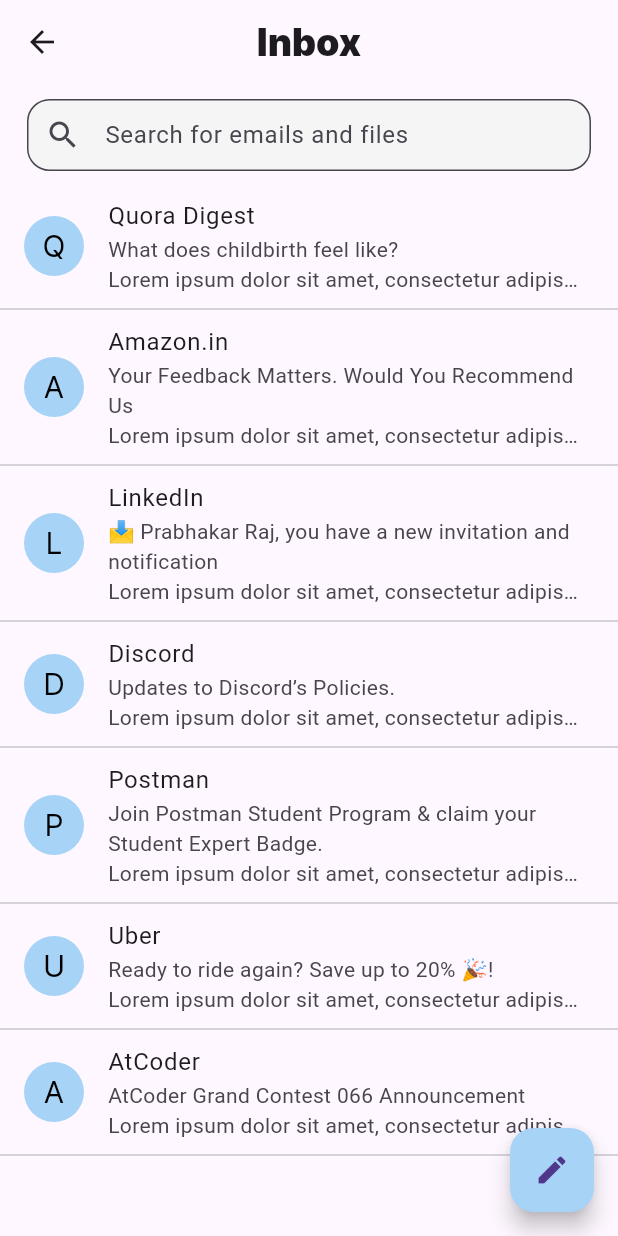
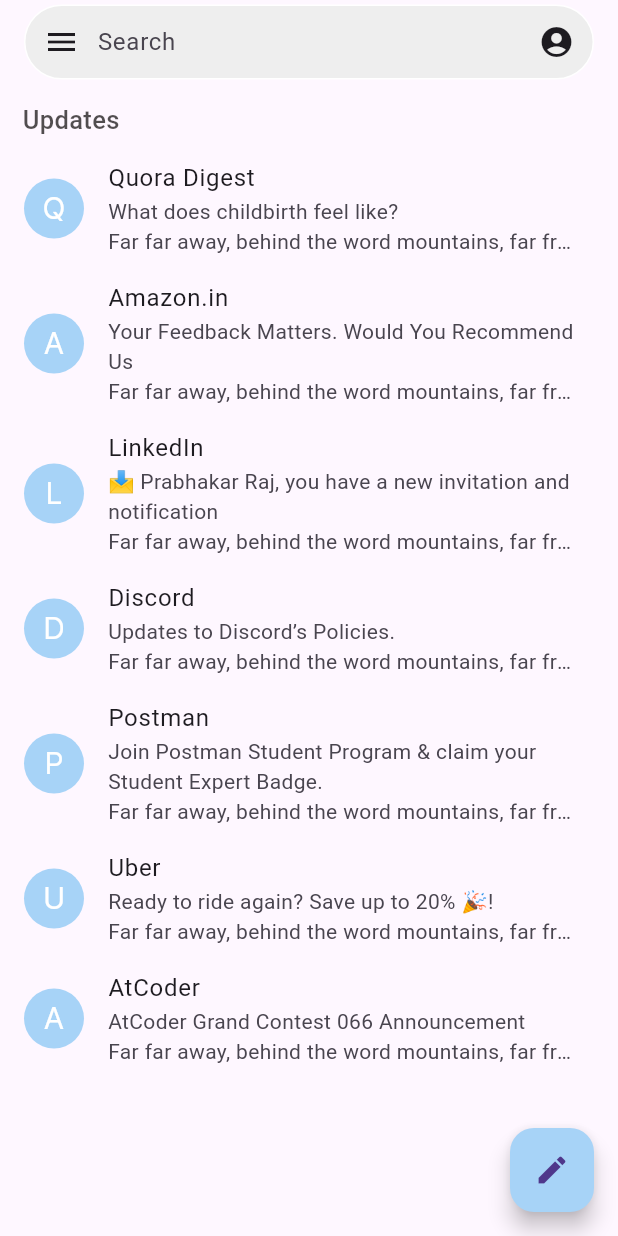
Before and after one commit to PrabhakarRaj0328/test_client, a Flutter app: the Inbox screen opened by its route, on a phone screen of 412 x 824 dp. Run offline on Flutter 3.47's test engine with Material 3 defaults, Android fonts, the phone set to English and light mode, and no system bars.

Commit message:
Assignment 1 complete

```diff
--- a/lib/inbox.dart
+++ /dev/null
@@ -1,153 +0,0 @@
-// ignore_for_file: prefer_const_constructors
-
-import 'package:flutter/material.dart';
-
-class Inbox extends StatefulWidget {
-  const Inbox({super.key});
-
-  @override
-  State<Inbox> createState() => _InboxState();
-}
-
-class _InboxState extends State<Inbox> {
-  final List<Mail> emails = [
-    Mail(
-      sender: 'Quora Digest',
-      subject: 'What does childbirth feel like?',
-      body: 'Lorem ipsum dolor sit amet, consectetur adipiscing elit...',
-    ),
-    Mail(
-      sender: 'Amazon.in',
-      subject: 'Your Feedback Matters. Would You Recommend Us',
-      body: 'Lorem ipsum dolor sit amet, consectetur adipiscing elit...',
-    ),
-    Mail(
-      sender: 'LinkedIn',
-      subject: '📩 Prabhakar Raj, you have a new invitation and notification',
-      body: 'Lorem ipsum dolor sit amet, consectetur adipiscing elit...',
-    ),
-    Mail(
-      sender: 'Discord',
-      subject: 'Updates to Discord’s Policies.',
-      body: 'Lorem ipsum dolor sit amet, consectetur adipiscing elit...',
-    ),
-    Mail(
-      sender: 'Postman',
-      subject:
-          'Join Postman Student Program & claim your Student Expert Badge.',
-      body: 'Lorem ipsum dolor sit amet, consectetur adipiscing elit...',
-    ),
-    Mail(
-      sender: 'Uber',
-      subject: 'Ready to ride again? Save up to 20% 🎉!',
-      body: 'Lorem ipsum dolor sit amet, consectetur adipiscing elit...',
-    ),
-    Mail(
-      sender: 'AtCoder',
-      subject: 'AtCoder Grand Contest 066 Announcement',
-      body: 'Lorem ipsum dolor sit amet, consectetur adipiscing elit...',
-    ),
-  ];
-  @override
-  Widget build(BuildContext context) {
-    return Scaffold(
-      appBar: AppBar(
-        title: Text(
-          'Inbox',
-          style: TextStyle(
-              fontFamily: 'Inter-Bold',
-              fontWeight: FontWeight.w900,
-              fontSize: 25.0),
-        ),
-        centerTitle: true,
-      ),
-      floatingActionButton: FloatingActionButton(
-        backgroundColor: Color.fromARGB(255, 167, 211, 247),
-        onPressed: () {},
-        child: Icon(
-          Icons.edit,
-        ),
-      ),
-      body: Column(
-        children: <Widget>[
-          Padding(
-            padding:
-                const EdgeInsets.symmetric(horizontal: 18.0, vertical: 10.0),
-            child: TextField(
-                decoration: InputDecoration(
-                  contentPadding: EdgeInsets.symmetric(vertical: 5.0),
-                  filled: true,
-                  fillColor: Colors.grey[100],
-                  hintText: 'Search for emails and files',
-                  prefixIcon: Icon(
-                    Icons.search,
-                  ),
-                  border: OutlineInputBorder(
-                    borderRadius: BorderRadius.circular(15.0),
-                    borderSide: BorderSide(
-                        color: const Color.fromARGB(255, 9, 128, 226)),
-                  ),
-                  focusedBorder: OutlineInputBorder(
-                    borderRadius: BorderRadius.circular(15.0),
-                    borderSide: BorderSide(
-                        color: const Color.fromARGB(255, 9, 128, 226)),
-                  ),
-                ),
-                cursorColor: const Color.fromARGB(255, 9, 128, 226)),
-          ),
-          Expanded(
-            child: ListView.builder(
-              itemCount: emails.length,
-              itemBuilder: (context, index) {
-                return Column(
-                  children: <Widget>[
-                    _buildEmailTile(emails[index]),
-                    Divider(height: 4.0),
-                  ],
-                );
-              },
-            ),
-          ),
-        ],
-      ),
-    );
-  }
-}
-
-Widget _buildEmailTile(Mail email) {
-  return ListTile(
-    leading: CircleAvatar(
-      backgroundColor: Color.fromARGB(255, 167, 211, 247),
-      child: Text(
-        email.sender.substring(0, 1).toUpperCase(),
-        style: TextStyle(
-            fontFamily: 'Inter-Bold',
-            fontSize: 20.0,
-            fontWeight: FontWeight.w400,
-            color: Colors.black),
-      ),
-    ),
-    title: Text(email.sender),
-    subtitle: Column(
-      crossAxisAlignment: CrossAxisAlignment.start,
-      children: [
-        Text(email.subject),
-        Text(
-          email.body,
-          maxLines: 1,
-          overflow: TextOverflow.ellipsis,
-        ),
-      ],
-    ),
-    onTap: () {
-    },
-  );
-}
-
-class Mail {
-  final String sender;
-  final String subject;
-  final String body;
-
-  Mail({required this.sender, required this.subject, required this.body});
-}
--- /dev/null
+++ b/lib/views/mail_list.dart
@@ -0,0 +1,45 @@
+// ignore_for_file: prefer_const_constructors
+
+import 'package:flutter/material.dart';
+import 'package:mail_client/views/mail_view.dart';
+import 'package:mail_client/views/mail_widget.dart';
+
+class MailList extends StatelessWidget {
+  final Mail email;
+  const MailList({super.key, required this.email});
+
+  @override
+  Widget build(BuildContext context) {
+    return ListTile(
+      leading: CircleAvatar(
+        backgroundColor: Color.fromARGB(255, 167, 211, 247),
+        child: Text(
+          email.sender.substring(0, 1).toUpperCase(),
+          style: TextStyle(
+              fontFamily: 'Inter-Bold',
+              fontSize: 20.0,
+              fontWeight: FontWeight.w400,
+              color: const Color.fromARGB(255, 255, 255, 255)),
+        ),
+      ),
+      title: Text(email.sender),
+      subtitle: Column(
+        crossAxisAlignment: CrossAxisAlignment.start,
+        children: [
+          Text(email.subject),
+          Text(
+            email.body,
+            maxLines: 1,
+            overflow: TextOverflow.ellipsis,
+          ),
+        ],
+      ),
+      onTap: () {
+        Navigator.of(context).push(MaterialPageRoute(
+            builder: (context) => Message(
+                  email: email,
+                )));
+      },
+    );
+  }
+}
--- /dev/null
+++ b/lib/views/mail_widget.dart
@@ -0,0 +1,277 @@
+// ignore_for_file: prefer_const_constructors, prefer_const_literals_to_create_immutables
+
+import 'package:flutter/material.dart';
+import 'package:mail_client/views/mail_list.dart';
+
+class Inbox extends StatefulWidget {
+  const Inbox({super.key});
+
+  @override
+  State<Inbox> createState() => _InboxState();
+}
+
+class _InboxState extends State<Inbox> {
+  final GlobalKey<ScaffoldState> _scaffoldKey = GlobalKey<ScaffoldState>();
+  final List<Mail> emails = [
+    Mail(
+      sender: 'Quora Digest',
+      subject: 'What does childbirth feel like?',
+      body:
+          'Far far away, behind the word mountains, far from the countries Vokalia and Consonantia, there live the blind texts. Separated they live in Bookmarksgrove right at the coast of the Semantics, a large language ocean. A small river named Duden flows by their place and supplies it with the necessary regelialia. It is a paradisematic country, in which roasted parts of sentences fly into your mouth. Even the all-powerful Pointing has no control about the blind texts it is an almost unorthographic life One day however a small line of blind text by the name of Lorem Ipsum decided to leave for the far World of Grammar. The Big Oxmox advised her not to do so, because there were thousands of bad Commas, wild Question Marks and devious Semikoli, but the Little Blind Text didn’t listen. She packed her seven versalia, put her initial into the belt and made herself on the way. When she reached the first hills of the Italic Mountains, she had a last view back on the skyline of her hometown Bookmarksgrove, the headline of Alphabet Village and the subline of her own road, the Line Lane.',
+    ),
+    Mail(
+      sender: 'Amazon.in',
+      subject: 'Your Feedback Matters. Would You Recommend Us',
+      body:
+          'Far far away, behind the word mountains, far from the countries Vokalia and Consonantia, there live the blind texts. Separated they live in Bookmarksgrove right at the coast of the Semantics, a large language ocean. A small river named Duden flows by their place and supplies it with the necessary regelialia. It is a paradisematic country, in which roasted parts of sentences fly into your mouth. Even the all-powerful Pointing has no control about the blind texts it is an almost unorthographic life One day however a small line of blind text by the name of Lorem Ipsum decided to leave for the far World of Grammar. The Big Oxmox advised her not to do so, because there were thousands of bad Commas, wild Question Marks and devious Semikoli, but the Little Blind Text didn’t listen. She packed her seven versalia, put her initial into the belt and made herself on the way. When she reached the first hills of the Italic Mountains, she had a last view back on the skyline of her hometown Bookmarksgrove, the headline of Alphabet Village and the subline of her own road, the Line Lane.',
+    ),
+    Mail(
+      sender: 'LinkedIn',
+      subject: '📩 Prabhakar Raj, you have a new invitation and notification',
+      body:
+          'Far far away, behind the word mountains, far from the countries Vokalia and Consonantia, there live the blind texts. Separated they live in Bookmarksgrove right at the coast of the Semantics, a large language ocean. A small river named Duden flows by their place and supplies it with the necessary regelialia. It is a paradisematic country, in which roasted parts of sentences fly into your mouth. Even the all-powerful Pointing has no control about the blind texts it is an almost unorthographic life One day however a small line of blind text by the name of Lorem Ipsum decided to leave for the far World of Grammar. The Big Oxmox advised her not to do so, because there were thousands of bad Commas, wild Question Marks and devious Semikoli, but the Little Blind Text didn’t listen. She packed her seven versalia, put her initial into the belt and made herself on the way. When she reached the first hills of the Italic Mountains, she had a last view back on the skyline of her hometown Bookmarksgrove, the headline of Alphabet Village and the subline of her own road, the Line Lane.',
+    ),
+    Mail(
+      sender: 'Discord',
+      subject: 'Updates to Discord’s Policies.',
+      body:
+          'Far far away, behind the word mountains, far from the countries Vokalia and Consonantia, there live the blind texts. Separated they live in Bookmarksgrove right at the coast of the Semantics, a large language ocean. A small river named Duden flows by their place and supplies it with the necessary regelialia. It is a paradisematic country, in which roasted parts of sentences fly into your mouth. Even the all-powerful Pointing has no control about the blind texts it is an almost unorthographic life One day however a small line of blind text by the name of Lorem Ipsum decided to leave for the far World of Grammar. The Big Oxmox advised her not to do so, because there were thousands of bad Commas, wild Question Marks and devious Semikoli, but the Little Blind Text didn’t listen. She packed her seven versalia, put her initial into the belt and made herself on the way. When she reached the first hills of the Italic Mountains, she had a last view back on the skyline of her hometown Bookmarksgrove, the headline of Alphabet Village and the subline of her own road, the Line Lane.',
+    ),
+    Mail(
+      sender: 'Postman',
+      subject:
+          'Join Postman Student Program & claim your Student Expert Badge.',
+      body:
+          'Far far away, behind the word mountains, far from the countries Vokalia and Consonantia, there live the blind texts. Separated they live in Bookmarksgrove right at the coast of the Semantics, a large language ocean. A small river named Duden flows by their place and supplies it with the necessary regelialia. It is a paradisematic country, in which roasted parts of sentences fly into your mouth. Even the all-powerful Pointing has no control about the blind texts it is an almost unorthographic life One day however a small line of blind text by the name of Lorem Ipsum decided to leave for the far World of Grammar. The Big Oxmox advised her not to do so, because there were thousands of bad Commas, wild Question Marks and devious Semikoli, but the Little Blind Text didn’t listen. She packed her seven versalia, put her initial into the belt and made herself on the way. When she reached the first hills of the Italic Mountains, she had a last view back on the skyline of her hometown Bookmarksgrove, the headline of Alphabet Village and the subline of her own road, the Line Lane.',
+    ),
+    Mail(
+      sender: 'Uber',
+      subject: 'Ready to ride again? Save up to 20% 🎉!',
+      body:
+          'Far far away, behind the word mountains, far from the countries Vokalia and Consonantia, there live the blind texts. Separated they live in Bookmarksgrove right at the coast of the Semantics, a large language ocean. A small river named Duden flows by their place and supplies it with the necessary regelialia. It is a paradisematic country, in which roasted parts of sentences fly into your mouth. Even the all-powerful Pointing has no control about the blind texts it is an almost unorthographic life One day however a small line of blind text by the name of Lorem Ipsum decided to leave for the far World of Grammar. The Big Oxmox advised her not to do so, because there were thousands of bad Commas, wild Question Marks and devious Semikoli, but the Little Blind Text didn’t listen. She packed her seven versalia, put her initial into the belt and made herself on the way. When she reached the first hills of the Italic Mountains, she had a last view back on the skyline of her hometown Bookmarksgrove, the headline of Alphabet Village and the subline of her own road, the Line Lane.',
+    ),
+    Mail(
+      sender: 'AtCoder',
+      subject: 'AtCoder Grand Contest 066 Announcement',
+      body:
+          'Far far away, behind the word mountains, far from the countries Vokalia and Consonantia, there live the blind texts. Separated they live in Bookmarksgrove right at the coast of the Semantics, a large language ocean. A small river named Duden flows by their place and supplies it with the necessary regelialia. It is a paradisematic country, in which roasted parts of sentences fly into your mouth. Even the all-powerful Pointing has no control about the blind texts it is an almost unorthographic life One day however a small line of blind text by the name of Lorem Ipsum decided to leave for the far World of Grammar. The Big Oxmox advised her not to do so, because there were thousands of bad Commas, wild Question Marks and devious Semikoli, but the Little Blind Text didn’t listen. She packed her seven versalia, put her initial into the belt and made herself on the way. When she reached the first hills of the Italic Mountains, she had a last view back on the skyline of her hometown Bookmarksgrove, the headline of Alphabet Village and the subline of her own road, the Line Lane.',
+    ),
+  ];
+  @override
+  Widget build(BuildContext context) {
+    return Scaffold(
+      key: _scaffoldKey,
+      drawer: Drawer(
+        child: ListView(
+          children: <Widget>[
+            Padding(
+              padding:
+                  const EdgeInsets.symmetric(horizontal: 20.0, vertical: 12),
+              child: Text(
+                'Mail Client',
+                style: TextStyle(
+                  fontSize: 18.0,
+                  color: const Color.fromARGB(255, 207, 29, 16),
+                  fontWeight: FontWeight.w500,
+                  fontFamily: 'Inter-Bold',
+                ),
+              ),
+            ),
+            Padding(
+              padding: const EdgeInsets.fromLTRB(20.0, 40, 0, 0),
+              child: Align(
+                alignment: Alignment.centerLeft,
+                child: Row(
+                  children: <Widget>[
+                    Icon(
+                      Icons.inbox,
+                      size: 25,
+                    ),
+                    SizedBox(width: 22),
+                    Text(
+                      'Inbox',
+                      style: TextStyle(
+                        fontSize: 16.0,
+                        fontWeight: FontWeight.w500,
+                        fontFamily: 'Inter-Bold',
+                      ),
+                    ),
+                  ],
+                ),
+              ),
+            ),
+            Padding(
+              padding: const EdgeInsets.fromLTRB(20.0, 25, 0, 0),
+              child: Align(
+                alignment: Alignment.centerLeft,
+                child: Row(
+                  children: <Widget>[
+                    Icon(
+                      Icons.send,
+                      size: 25,
+                    ),
+                    SizedBox(width: 22),
+                    Text(
+                      'Sent',
+                      style: TextStyle(
+                        fontSize: 16.0,
+                        fontWeight: FontWeight.w500,
+                        fontFamily: 'Inter-Bold',
+                      ),
+                    ),
+                  ],
+                ),
+              ),
+            ),
+            Padding(
+              padding: const EdgeInsets.fromLTRB(20.0, 25, 0, 0),
+              child: Align(
+                alignment: Alignment.centerLeft,
+                child: Row(
+                  children: <Widget>[
+                    Icon(
+                      Icons.drafts,
+                      size: 25,
+                    ),
+                    SizedBox(width: 22),
+                    Text(
+                      'Draft',
+                      style: TextStyle(
+                        fontSize: 16.0,
+                        fontWeight: FontWeight.w500,
+                        fontFamily: 'Inter-Bold',
+                      ),
+                    ),
+                  ],
+                ),
+              ),
+            ),
+            Padding(
+              padding: const EdgeInsets.fromLTRB(20.0, 25, 0, 0),
+              child: Align(
+                alignment: Alignment.centerLeft,
+                child: Row(
+                  children: <Widget>[
+                    Icon(
+                      Icons.delete,
+                      size: 25,
+                    ),
+                    SizedBox(width: 22),
+                    Text(
+                      'Bin',
+                      style: TextStyle(
+                        fontSize: 16.0,
+                        fontWeight: FontWeight.w500,
+                        fontFamily: 'Inter-Bold',
+                      ),
+                    ),
+                  ],
+                ),
+              ),
+            ),
+            Padding(
+              padding: const EdgeInsets.fromLTRB(12, 25, 0, 0),
+              child: Align(
+                alignment: Alignment.centerLeft,
+                child: Row(
+                  children: <Widget>[
+                    IconButton(
+                      iconSize: 25,
+                      icon: Icon(
+                        Icons.logout,
+                      ),
+                      onPressed: () {
+                        Navigator.pushNamedAndRemoveUntil(
+                            context, '/login', (_) => false);
+                      },
+                    ),
+                    SizedBox(width: 7),
+                    Text(
+                      'Logout',
+                      style: TextStyle(
+                        color: Colors.red,
+                        fontSize: 16.0,
+                        fontWeight: FontWeight.w500,
+                        fontFamily: 'Inter-Bold',
+                      ),
+                    ),
+                  ],
+                ),
+              ),
+            ),
+          ],
+        ),
+      ),
+      appBar: AppBar(
+        automaticallyImplyLeading: false,
+        title: Container(
+          decoration: BoxDecoration(
+              color: Colors.grey[200],
+              border: Border.all(color: Colors.white),
+              borderRadius: BorderRadius.circular(50)),
+          child: Row(
+            children: [
+              IconButton(
+                icon: Icon(Icons.menu),
+                onPressed: () => _scaffoldKey.currentState!.openDrawer(),
+              ),
+              Expanded(
+                child: TextField(
+                  decoration: InputDecoration(
+                    hintText: 'Search',
+                    border: InputBorder.none,
+                  ),
+                ),
+              ),
+              IconButton(
+                icon: Icon(Icons.account_circle),
+                onPressed: () {},
+              ),
+            ],
+          ),
+        ),
+        centerTitle: true,
+      ),
+      floatingActionButton: FloatingActionButton(
+        backgroundColor: Color.fromARGB(255, 167, 211, 247),
+        onPressed: () {},
+        child: Icon(
+          Icons.edit,
+        ),
+      ),
+      body: Column(
+        children: <Widget>[
+          Align(
+            alignment: Alignment.centerLeft,
+            child: Padding(
+              padding: const EdgeInsets.fromLTRB(15, 12, 0, 7),
+              child: Text(
+                'Updates',
+                style: TextStyle(
+                    color: Color.fromARGB(189, 20, 17, 17),
+                    fontSize: 17,
+                    fontWeight: FontWeight.w500),
+              ),
+            ),
+          ),
+          Padding(
+            padding: const EdgeInsets.symmetric(horizontal: 18.0),
+          ),
+          Expanded(
+            child: ListView.builder(
+              itemCount: emails.length,
+              itemBuilder: (context, index) => MailList(email: emails[index]),
+            ),
+          ),
+        ],
+      ),
+    );
+  }
+}
+
+class Mail {
+  final String sender;
+  final String subject;
+  final String body;
+  Mail({required this.sender, required this.subject, required this.body});
+}
```
Also changed, not shown: lib/mail.dart (deleted, +0 -91 lines), lib/main.dart (+3 -4 lines), lib/views/login.dart (renamed from lib/login.dart, +4 -7 lines), lib/views/mail_view.dart (added, +137 -0 lines), img/inbox.jpg (added), img/j1.jpg (added), img/j2.jpg (added), img/j3.jpg (added), img/j4.jpg (added), img/login.jpg (added), lib/trash.dart (added).
